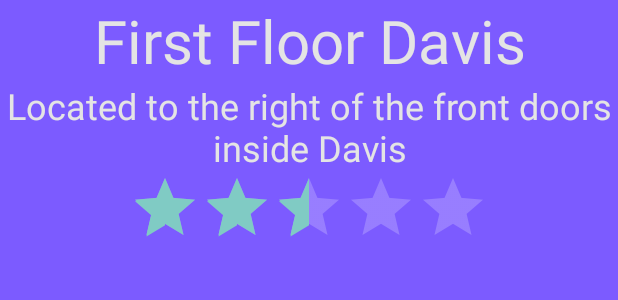
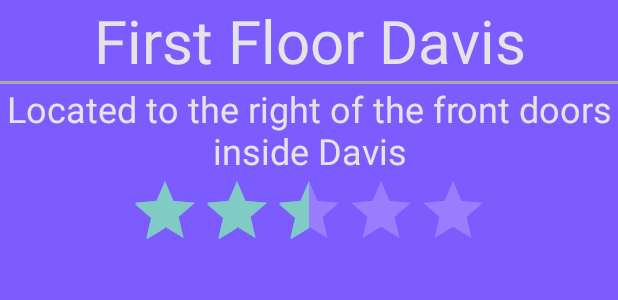
Before and after one commit to kschoener/perfecttoiletime, an Android app: the layout custom_info_window.xml on its own in the app's theme, with its tools: preview values and no code run, on a phone screen of 412 x 824 dp. Shown: the top 300 px of the screen. Run offline under Robolectric (Android 15) with nearby library versions, the phone set to English and light mode, and no system bars.

Commit message:
making info window look better

```diff
--- a/PerfectToiletTime/app/src/main/res/layout/custom_info_window.xml
+++ b/PerfectToiletTime/app/src/main/res/layout/custom_info_window.xml
@@ -15,11 +15,18 @@
         android:textSize="@dimen/titleFontSize"
         android:layout_centerHorizontal="true"/>
 
+    <View
+        android:layout_width="match_parent"
+        android:layout_height="2dp"
+        android:id="@+id/bathroomInfoSpacer"
+        android:background="@android:color/darker_gray"
+        android:layout_below="@+id/bathroomName"/>
+
     <TextView
         android:layout_width="wrap_content"
         android:layout_height="wrap_content"
         android:id="@+id/bathroomDescription"
-        android:layout_below="@+id/bathroomName"
+        android:layout_below="@+id/bathroomInfoSpacer"
         android:gravity="center"
         android:text="Located to the right of the front doors inside Davis"
         android:textColor="@color/fontColor"
```
Also changed, not shown: PerfectToiletTime/app/src/main/java/com/perfecttoilettime/perfecttoilettime/frontEnd/MapsActivity.java (+8 -3 lines).
